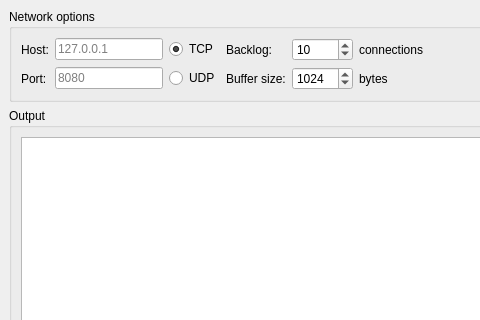
Above: src/server.ui from Hugo-NF/TR1-Chat before the change; both pictures show x 0 to 480 and y 0 to 320 of the 931 by 673 pixel window. Below: the same form after it.
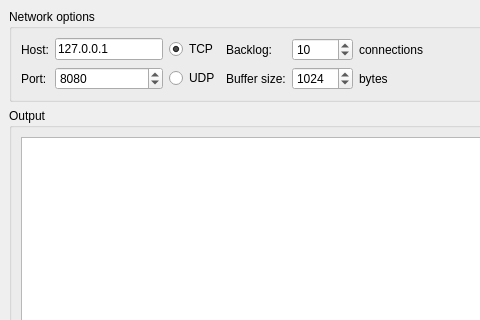
That is the form after the change.

Commit message: Unification of server file with UI. Threads refactored

```diff
--- a/src/server.ui
+++ b/src/server.ui
@@ -88,9 +88,12 @@
          </item>
          <item row="0" column="1">
           <widget class="QLineEdit" name="hostEdit">
-           <property name="placeholderText">
+           <property name="text">
             <string>127.0.0.1</string>
            </property>
+           <property name="placeholderText">
+            <string/>
+           </property>
           </widget>
          </item>
          <item row="0" column="5">
@@ -125,12 +128,15 @@
           </widget>
          </item>
          <item row="1" column="1">
-          <widget class="QLineEdit" name="portEdit">
-           <property name="text">
-            <string/>
+          <widget class="QSpinBox" name="portEdit">
+           <property name="minimum">
+            <number>1</number>
            </property>
-           <property name="placeholderText">
-            <string>8080</string>
+           <property name="maximum">
+            <number>65535</number>
+           </property>
+           <property name="value">
+            <number>8080</number>
            </property>
           </widget>
          </item>
```
The commit also changes 3 other files.
